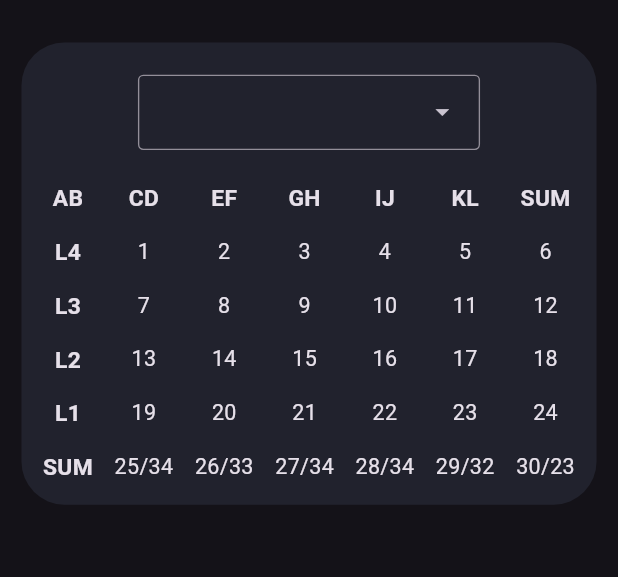
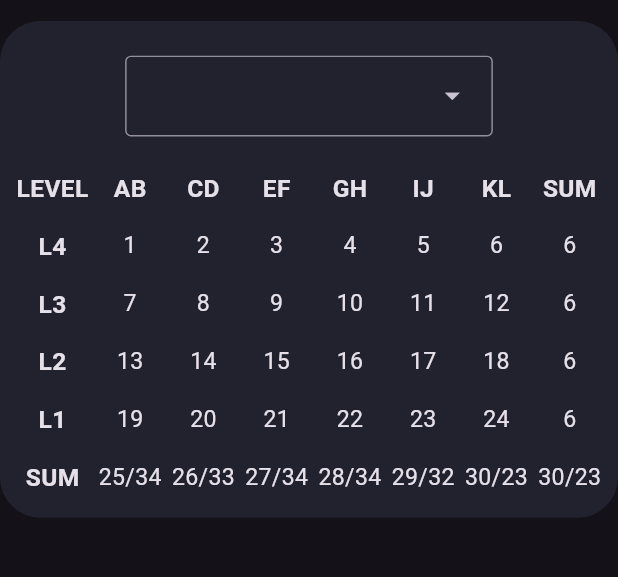
Before and after one commit to eran0926/FRC6998_2025_scouting_viewer, a Flutter app: the AutoDataPage screen opened by its route, on a phone screen of 412 x 824 dp, the part 63-640 px from its top. Run offline on Flutter 3.47's test engine with Material 3 defaults, Android fonts, the phone set to English and light mode, and no system bars; our stand-ins replace go_router, responsive_framework.

Commit message:
feat(reef_data_table): fix missing field of reef table

```diff
--- a/lib/widgets/reef_data_table.dart
+++ b/lib/widgets/reef_data_table.dart
@@ -20,7 +20,7 @@ class ReefDataTable extends StatelessWidget {
         defaultColumnWidth: IntrinsicColumnWidth(),
         children: [
           _titleRowBuilder(
-              data: ['AB', 'CD', 'EF', 'GH', 'IJ', 'KL', endTitle]),
+              data: ['LEVEL', 'AB', 'CD', 'EF', 'GH', 'IJ', 'KL', endTitle]),
           _rowBuilder(title: 'L4', data: data['l4']!),
           _rowBuilder(title: 'L3', data: data['l3']!),
           _rowBuilder(title: 'L2', data: data['l2']!),
@@ -51,7 +51,7 @@ _rowBuilder({String title = '', required List<String> data}) {
 
 _cellBuilder(String data, {bool isHeader = false}) {
   return Padding(
-    padding: EdgeInsets.symmetric(vertical: 8),
+    padding: EdgeInsets.symmetric(vertical: 8, horizontal: 2),
     child: Text(data,
         textAlign: TextAlign.center,
         style: TextStyle(
--- a/lib/widgets/selectable_reef_data_table.dart
+++ b/lib/widgets/selectable_reef_data_table.dart
@@ -9,16 +9,15 @@ class SelectableReefDataTable extends StatelessWidget {
   @override
   Widget build(BuildContext context) {
     return LayoutBuilder(builder: (context, constraints) {
-      double childWidth = max(360 - 16, constraints.maxWidth);
+      double childWidth = max(390, constraints.maxWidth);
       return FittedBox(
         fit: BoxFit.scaleDown,
         child: Container(
           // width: childWidth + 16,
           decoration: BoxDecoration(
             color: Color(0xFF21222D),
-            borderRadius: BorderRadius.circular(32),
+            borderRadius: BorderRadius.circular(28),
           ),
-          margin: EdgeInsets.all(16),
           padding: EdgeInsets.all(8),
           child: Column(
             children: [
@@ -40,11 +39,19 @@ class SelectableReefDataTable extends StatelessWidget {
               ReefDataTable(
                 width: childWidth,
                 data: {
-                  'l4': ['1', '2', '3', '4', '5', '6'],
-                  'l3': ['7', '8', '9', '10', '11', '12'],
-                  'l2': ['13', '14', '15', '16', '17', '18'],
-                  'l1': ['19', '20', '21', '22', '23', '24'],
-                  'sum': ['25/34', '26/33', '27/34', '28/34', '29/32', '30/23'],
+                  'l4': ['1', '2', '3', '4', '5', '6', '6'],
+                  'l3': ['7', '8', '9', '10', '11', '12', '6'],
+                  'l2': ['13', '14', '15', '16', '17', '18', '6'],
+                  'l1': ['19', '20', '21', '22', '23', '24', '6'],
+                  'sum': [
+                    '25/34',
+                    '26/33',
+                    '27/34',
+                    '28/34',
+                    '29/32',
+                    '30/23',
+                    '30/23'
+                  ],
                 },
               ),
             ],
```
